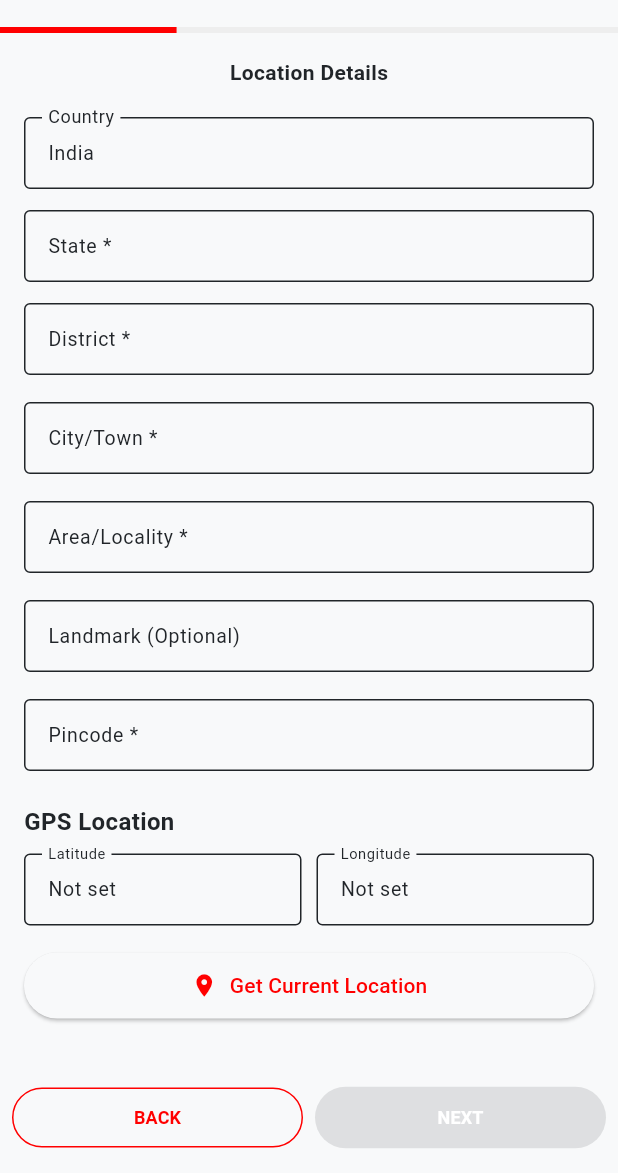
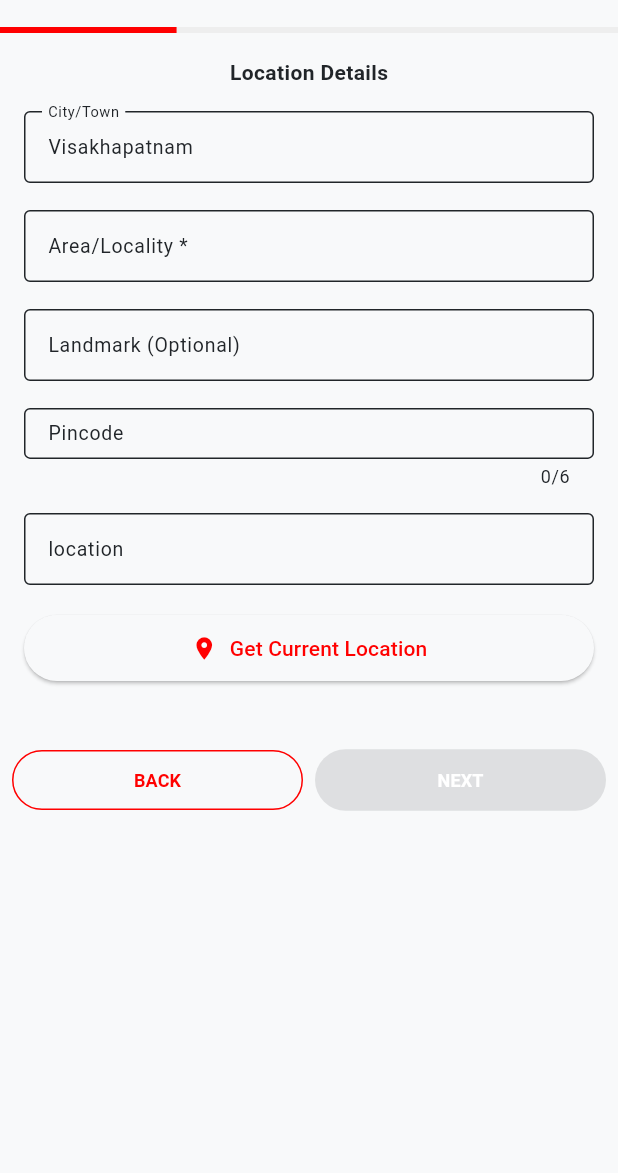
Before and after one commit to vara-prasad-f9/app-bharat-demo, a Flutter app: the AddProjectScreen screen opened directly, swiped to page 2, on a phone screen of 412 x 824 dp, the part 63-1236 px from its top. Run offline on Flutter 3.47's test engine with Material 3 defaults, Android fonts, the phone set to English and light mode, and no system bars; our stand-ins replace flutter_riverpod, geocoding, geolocator, go_router, image_picker, searchfield and 1 more; accounts and stored records are empty; network calls fail.

Commit message:
added second stp

```diff
--- a/lib/screens/project/steps/add_project_screen.dart
+++ b/lib/screens/project/steps/add_project_screen.dart
@@ -24,6 +24,13 @@ class _AddProjectScreenState extends ConsumerState<AddProjectScreen> {
   final PageController _pageController = PageController();
   int _currentStep = 0;
   final List<GlobalKey<FormState>> _formKeys = List.generate(7, (_) => GlobalKey<FormState>());
+
+  @override
+  void initState() {
+    super.initState();
+    // Initialize city with default value
+    _projectData.city = 'Visakhapatnam';
+  }
 
   final List<Map<String, dynamic>> _steps = [
     {'title': 'Step 1', 'subtitle': 'Enter project basic information'},
@@ -58,14 +65,15 @@ class _AddProjectScreenState extends ConsumerState<AddProjectScreen> {
 
   // For location step (index 1), manually validate required fields
   if (_currentStep == 1) {
-    final hasState = _projectData.state?.trim().isNotEmpty == true;
     final hasCity = _projectData.city?.trim().isNotEmpty == true;
     final hasArea = _projectData.area?.trim().isNotEmpty == true;
-    final hasPincode = _projectData.pincode?.trim().isNotEmpty == true &&
-                      _projectData.pincode!.length == 6 &&
-                      int.tryParse(_projectData.pincode!) != null;
 
-    return hasState && hasCity && hasArea && hasPincode;
+    // Also validate the form to show any validation errors
+    if (formState.mounted) {
+      formState.validate();
+    }
+
+    return hasCity && hasArea;
   }
 
   // For other steps, use form validation
@@ -283,6 +291,8 @@ class _AddProjectScreenState extends ConsumerState<AddProjectScreen> {
                                   longitude: data.longitude,
                                 );
                               });
+                              // Trigger form validation after state update
+                              _formKeys[_currentStep].currentState?.validate();
                             },
                           ),
                         ),
--- a/lib/screens/project/widgets/location_details_step.dart
+++ b/lib/screens/project/widgets/location_details_step.dart
@@ -75,9 +75,6 @@ class _LocationDetailsStepState extends State<LocationDetailsStep> {
         setState(() {
           widget.projectData.latitude = position.latitude;
           widget.projectData.longitude = position.longitude;
-          widget.projectData.country = place.country ?? 'India';
-          widget.projectData.state = place.administrativeArea ?? '';
-          widget.projectData.district = place.subAdministrativeArea ?? '';
           widget.projectData.city = place.locality ?? '';
           widget.projectData.area = place.subLocality ?? '';
           widget.projectData.pincode = place.postalCode ?? '';
@@ -85,10 +82,7 @@ class _LocationDetailsStepState extends State<LocationDetailsStep> {
             if (place.street?.isNotEmpty ?? false) place.street,
             if (place.subLocality?.isNotEmpty ?? false) place.subLocality,
             if (place.locality?.isNotEmpty ?? false) place.locality,
-            if (place.administrativeArea?.isNotEmpty ?? false)
-              place.administrativeArea,
             if (place.postalCode?.isNotEmpty ?? false) place.postalCode,
-            if (place.country?.isNotEmpty ?? false) place.country,
           ].where((s) => s != null).join(', ');
 
           widget.onChanged(widget.projectData);
@@ -120,59 +114,6 @@ class _LocationDetailsStepState extends State<LocationDetailsStep> {
                 style: TextStyle(fontSize: 14, fontWeight: FontWeight.bold),
               ),
             ),
-            const SizedBox(height: 20),
-            SizedBox(
-              height: 50,
-              child: TextFormField(
-                style: const TextStyle(fontSize: 13, height: 1.0),
-                decoration: const InputDecoration(
-                  labelText: 'Country',
-                  border: OutlineInputBorder(),
-                ),
-                initialValue: widget.projectData.country,
-                readOnly: true,
-              ),
-            ),
-            const SizedBox(height: 12),
-            SizedBox(
-              height: 50,
-              child: TextFormField(
-                style: const TextStyle(fontSize: 13, height: 1.0),
-                decoration: const InputDecoration(
-                  labelText: 'State *',
-                  border: OutlineInputBorder(),
-                  contentPadding: EdgeInsets.symmetric(horizontal: 12, vertical: 8),
-                  labelStyle: TextStyle(fontSize: 13),
-                ),
-                initialValue: widget.projectData.state,
-                validator: (value) =>
-                    value?.isEmpty ?? true ? 'State is required' : null,
-                onChanged: (value) {
-                  widget.projectData.state = value;
-                  widget.onChanged(widget.projectData);
-                },
-              ),
-            ),
-            const SizedBox(height: 12),
-            SizedBox(
-              height: 50,
-              child: TextFormField(
-                           style: const TextStyle(fontSize: 13, height: 1.0),
-                decoration: const InputDecoration(
-                     contentPadding: EdgeInsets.symmetric(horizontal: 12, vertical: 8),
-                  labelText: 'District *',
-                        labelStyle: TextStyle(fontSize: 13),
-                  border: OutlineInputBorder(),
-                ),
-                initialValue: widget.projectData.district ?? '',
-                validator: (value) =>
-                    value?.isEmpty ?? true ? 'District is required' : null,
-                onChanged: (value) {
-                  widget.projectData.district = value;
-                  widget.onChanged(widget.projectData);
-                },
-              ),
-            ),
             const SizedBox(height: 16),
             SizedBox(
               height: 50,
@@ -180,13 +121,12 @@ class _LocationDetailsStepState extends State<LocationDetailsStep> {
                 style: const TextStyle(fontSize: 13, height: 1.0),
                 decoration: const InputDecoration(
                   contentPadding: EdgeInsets.symmetric(horizontal: 12, vertical: 8),
-                  labelText: 'City/Town *',
+                  labelText: 'City/Town',
                   border: OutlineInputBorder(),
                   labelStyle: TextStyle(fontSize: 13),
                 ),
-                initialValue: widget.projectData.city ?? '',
-                validator: (value) =>
-                    value?.isEmpty ?? true ? 'City/Town is required' : null,
+                initialValue: 'Visakhapatnam',
+                readOnly: true,
                 onChanged: (value) {
                   widget.projectData.city = value;
                   widget.onChanged(widget.projectData);
@@ -238,19 +178,13 @@ class _LocationDetailsStepState extends State<LocationDetailsStep> {
                 style: const TextStyle(fontSize: 13, height: 1.0),
                 decoration: const InputDecoration(
                   contentPadding: EdgeInsets.symmetric(horizontal: 12, vertical: 8),
-                  labelText: 'Pincode *',
+                  labelText: 'Pincode',
                   border: OutlineInputBorder(),
                   labelStyle: TextStyle(fontSize: 13),
                 ),
                 keyboardType: TextInputType.number,
+                maxLength: 6,
                 initialValue: widget.projectData.pincode ?? '',
-                validator: (value) {
-                  if (value?.isEmpty ?? true) return 'Pincode is required';
-                  if (value!.length != 6 || int.tryParse(value) == null) {
-                    return 'Enter a valid 6-digit pincode';
-                  }
-                  return null;
-                },
                 onChanged: (value) {
                   widget.projectData.pincode = value;
                   widget.onChanged(widget.projectData);
@@ -258,47 +192,23 @@ class _LocationDetailsStepState extends State<LocationDetailsStep> {
               ),
             ),
             const SizedBox(height: 20),
-            const Text(
-              'GPS Location',
-              style: TextStyle(fontSize: 16, fontWeight: FontWeight.bold),
-            ),
-            const SizedBox(height: 10),
-            Row(
-              children: [
-                Expanded(
+            SizedBox(
+              height: 50,
               child: TextFormField(
                 style: const TextStyle(fontSize: 13, height: 1.0),
                 decoration: const InputDecoration(
                   contentPadding: EdgeInsets.symmetric(horizontal: 12, vertical: 8),
-                      labelText: 'Latitude',
+                  labelText: 'location',
                   border: OutlineInputBorder(),
                   labelStyle: TextStyle(fontSize: 13),
+                  hintText: 'Enter location',
                 ),
-                    readOnly: true,
-                    controller: TextEditingController(
-                      text: widget.projectData.latitude?.toStringAsFixed(6) ??
-                          'Not set',
+                initialValue: widget.projectData.fullAddress ?? '',
+                onChanged: (value) {
+                  widget.projectData.fullAddress = value;
+                  widget.onChanged(widget.projectData);
+                },
               ),
-                  ),
-                ),
-                const SizedBox(width: 10),
-                Expanded(
-                  child: TextFormField(
-                    style: const TextStyle(fontSize: 13, height: 1.0),
-                    decoration: const InputDecoration(
-                      contentPadding: EdgeInsets.symmetric(horizontal: 12, vertical: 8),
-                      labelText: 'Longitude',
-                      border: OutlineInputBorder(),
-                      labelStyle: TextStyle(fontSize: 13),
-                    ),
-                    readOnly: true,
-                    controller: TextEditingController(
-                      text: widget.projectData.longitude?.toStringAsFixed(6) ??
-                          'Not set',
-                    ),
-                  ),
-                ),
-              ],
             ),
             const SizedBox(height: 16),
             ElevatedButton.icon(
@@ -320,12 +230,11 @@ class _LocationDetailsStepState extends State<LocationDetailsStep> {
                 padding: const EdgeInsets.symmetric(vertical: 12),
               ),
             ),
-            if (widget.projectData.latitude != null &&
-                widget.projectData.longitude != null)
+            if (widget.projectData.fullAddress?.isNotEmpty ?? false)
               Padding(
                 padding: const EdgeInsets.only(top: 8.0),
                 child: Text(
-                  'Location captured: ${widget.projectData.latitude!.toStringAsFixed(6)}, ${widget.projectData.longitude!.toStringAsFixed(6)}',
+                  'Location captured: ${widget.projectData.fullAddress}',
                   style: const TextStyle(
                     color: Colors.green,
                     fontSize: 12,
```
Lines whose indentation alone changed are shown as unchanged.
